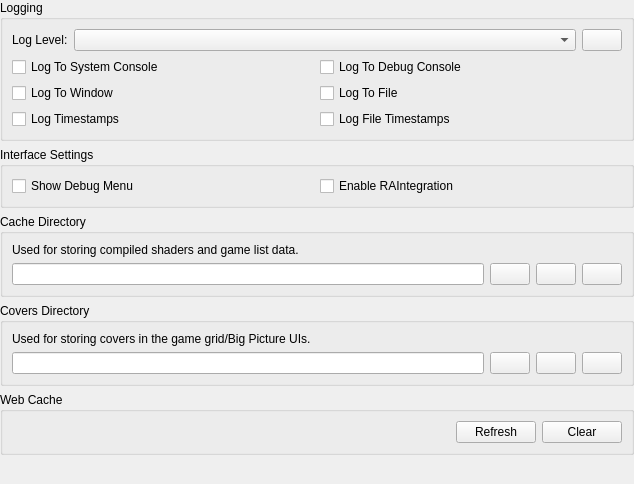
The window that src/duckstation-qt/advancedsettingswidget.ui (stenzek/duckstation) describes before a commit, drawn with Qt 5.
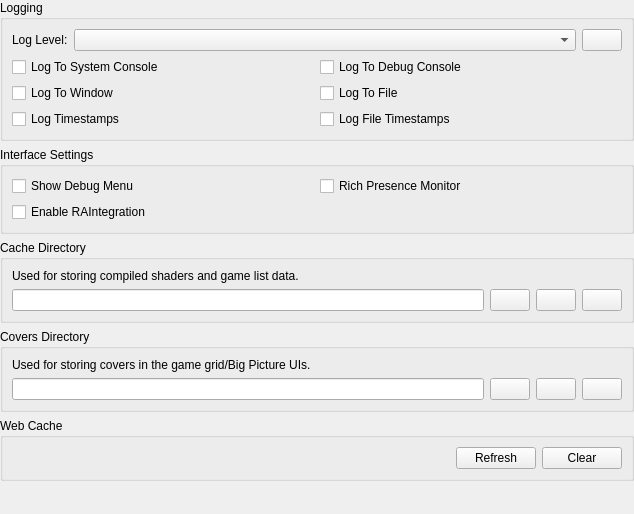
The same window after the commit. Icons and pictures are not drawn.

Commit message: Achivements: Add rich presence monitor debug setting

Diff of the .ui file:
```diff
--- a/src/duckstation-qt/advancedsettingswidget.ui
+++ b/src/duckstation-qt/advancedsettingswidget.ui
@@ -7,7 +7,7 @@
     <x>0</x>
     <y>0</y>
     <width>634</width>
-    <height>484</height>
+    <height>514</height>
    </rect>
   </property>
   <layout class="QVBoxLayout" name="verticalLayout_4">
@@ -120,6 +120,13 @@
        </widget>
       </item>
       <item row="0" column="1">
+       <widget class="QCheckBox" name="richPresenceMonitor">
+        <property name="text">
+         <string>Rich Presence Monitor</string>
+        </property>
+       </widget>
+      </item>
+      <item row="1" column="0">
        <widget class="QCheckBox" name="useRAIntegration">
         <property name="text">
          <string>Enable RAIntegration</string>
```
The commit also changes 5 other files.
